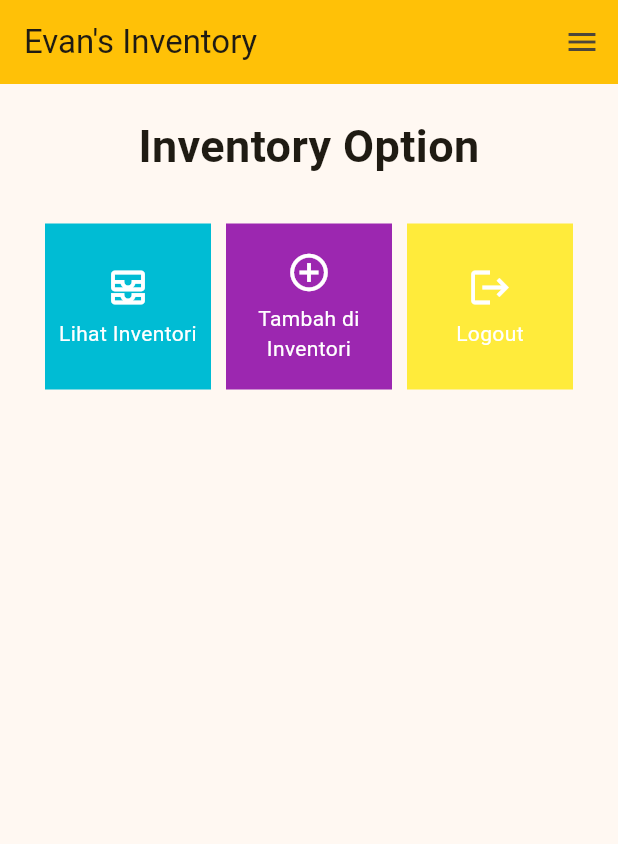
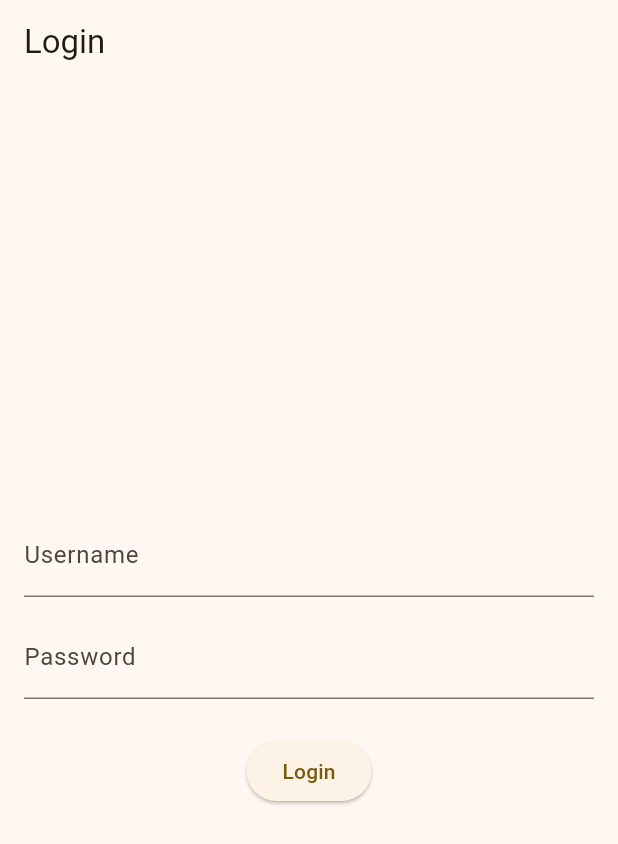
Before and after one commit to DevandraR/flutter_devandra, a Flutter app: the screen it shows after launch, on a phone screen of 412 x 824 dp. Shown: the top 844 px of the screen. Run offline on Flutter 3.47's test engine with Material 2 defaults, Android fonts, the light colour scheme and no system bars; missing offline and left inert: pbp_django_auth.

Commit message:
Tugas 9 Finishing

```diff
--- a/lib/main.dart
+++ b/lib/main.dart
@@ -1,5 +1,8 @@
 import 'package:flutter/material.dart';
+import 'package:flutter_devandra/screens/login.dart';
 import 'package:flutter_devandra/screens/option.dart';
+import 'package:pbp_django_auth/pbp_django_auth.dart';
+import 'package:provider/provider.dart';
 
 void main() {
   runApp(const MyApp());
@@ -11,28 +14,19 @@
   // This widget is the root of your application.
   @override
   Widget build(BuildContext context) {
-    return MaterialApp(
-      title: 'Flutter Demo',
-      theme: ThemeData(
-        // This is the theme of your application.
-        //
-        // TRY THIS: Try running your application with "flutter run". You'll see
-        // the application has a blue toolbar. Then, without quitting the app,
-        // try changing the seedColor in the colorScheme below to Colors.green
-        // and then invoke "hot reload" (save your changes or press the "hot
-        // reload" button in a Flutter-supported IDE, or press "r" if you used
-        // the command line to start the app).
-        //
-        // Notice that the counter didn't reset back to zero; the application
-        // state is not lost during the reload. To reset the state, use hot
-        // restart instead.
-        //
-        // This works for code too, not just values: Most code changes can be
-        // tested with just a hot reload.
-        colorScheme: ColorScheme.fromSeed(seedColor: Colors.amber),
-        useMaterial3: true,
-      ),
-      home: MyHomePage(),
+    return Provider (
+      create: (_) {
+        CookieRequest request = CookieRequest();
+        return request;
+      },
+      child: MaterialApp(
+        title: 'Flutter Demo',
+        theme: ThemeData(
+          colorScheme: ColorScheme.fromSeed(seedColor: Colors.amber),
+          useMaterial3: true,
+        ),
+        home: LoginPage(),
+      )
     );
   }
 }
--- /dev/null
+++ b/lib/screens/login.dart
@@ -0,0 +1,116 @@
+import 'package:flutter_devandra/screens/option.dart';
+import 'package:flutter/material.dart';
+import 'package:pbp_django_auth/pbp_django_auth.dart';
+import 'package:provider/provider.dart';
+
+void main() {
+    runApp(const LoginApp());
+}
+
+class LoginApp extends StatelessWidget {
+const LoginApp({super.key});
+
+@override
+Widget build(BuildContext context) {
+    return MaterialApp(
+        title: 'Login',
+        theme: ThemeData(
+            primarySwatch: Colors.blue,
+    ),
+    home: const LoginPage(),
+    );
+    }
+}
+
+class LoginPage extends StatefulWidget {
+    const LoginPage({super.key});
+
+    @override
+    _LoginPageState createState() => _LoginPageState();
+}
+
+class _LoginPageState extends State<LoginPage> {
+    final TextEditingController _usernameController = TextEditingController();
+    final TextEditingController _passwordController = TextEditingController();
+
+    @override
+    Widget build(BuildContext context) {
+        final request = context.watch<CookieRequest>();
+        return Scaffold(
+            appBar: AppBar(
+                title: const Text('Login'),
+            ),
+            body: Container(
+                padding: const EdgeInsets.all(16.0),
+                child: Column(
+                    mainAxisAlignment: MainAxisAlignment.center,
+                    children: [
+                        TextField(
+                            controller: _usernameController,
+                            decoration: const InputDecoration(
+                                labelText: 'Username',
+                            ),
+                        ),
+                        const SizedBox(height: 12.0),
+                        TextField(
+                            controller: _passwordController,
+                            decoration: const InputDecoration(
+                                labelText: 'Password',
+                            ),
+                            obscureText: true,
+                        ),
+                        const SizedBox(height: 24.0),
+                        ElevatedButton(
+                            onPressed: () async {
+                                String username = _usernameController.text;
+                                String password = _passwordController.text;
+
+                                // Cek kredensial
+                                // TODO: Ganti URL dan jangan lupa tambahkan trailing slash (/) di akhir URL!
+                                // Untuk menyambungkan Android emulator dengan Django pada localhost,
+                                // gunakan URL http://10.0.2.2/
+                                final response = await request.login("http://localhost:8000//auth/login/", {
+                                'username': username,
+                                'password': password,
+                                });
+
+                                if (request.loggedIn) {
+                                    String message = response['message'];
+                                    String uname = response['username'];
+                                    // ignore: use_build_context_synchronously
+                                    Navigator.pushReplacement(
+                                        context,
+                                        MaterialPageRoute(builder: (context) => MyHomePage()),
+                                    );
+                                    ScaffoldMessenger.of(context)
+                                        ..hideCurrentSnackBar()
+                                        ..showSnackBar(
+                                            SnackBar(content: Text("$message Selamat datang, $uname.")));
+                                    } else {
+                                    // ignore: use_build_context_synchronously
+                                    showDialog(
+                                        context: context,
+                                        builder: (context) => AlertDialog(
+                                            title: const Text('Login Gagal'),
+                                            content:
+                                                Text(response['message']),
+                                            actions: [
+                                                TextButton(
+                                                    child: const Text('OK'),
+                                                    onPressed: () {
+                                                        Navigator.pop(context);
+                                                    },
+                                                ),
+                                            ],
+                                        ),
+                                    );
+                                }
+                            },
+                            child: const Text('Login'),
+                        ),
+                    ],
+                ),
+            ),
+        );
+    }
+}
--- a/lib/screens/option.dart
+++ b/lib/screens/option.dart
@@ -1,4 +1,5 @@
 import 'package:flutter/material.dart';
+import 'package:flutter_devandra/screens/list_items.dart';
 import 'package:flutter_devandra/widgets/right_drawer.dart';
 import 'package:flutter_devandra/screens/inv_form.dart';
 import 'package:flutter_devandra/widgets/inv_card.dart';
@@ -71,54 +72,3 @@
         );
     }
 }
-
-
-
-class InvCard extends StatelessWidget {
-  final InvItem item;
-
-  const InvCard(this.item, {super.key}); // Constructor
-
-  @override
-  Widget build(BuildContext context) {
-    return Material(
-      color: item.color,
-      child: InkWell(
-        // Area responsive terhadap sentuhan
-        onTap: () {
-          // Memunculkan SnackBar ketika diklik
-          ScaffoldMessenger.of(context)
-            ..hideCurrentSnackBar()
-            ..showSnackBar(SnackBar(
-                content: Text("Kamu telah menekan tombol ${item.name}!")));
-
-          if (item.name == "Tambah di Inventori") {
-            Navigator.push(context, MaterialPageRoute(builder: (context) => const InvFormPage()));
-          }
-        },
-        child: Container(
-          // Container untuk menyimpan Icon dan Text
-          padding: const EdgeInsets.all(8),
-          child: Center(
-            child: Column(
-              mainAxisAlignment: MainAxisAlignment.center,
-              children: [
-                Icon(
-                  item.icon,
-                  color: Colors.white,
-                  size: 30.0,
-                ),
-                const Padding(padding: EdgeInsets.all(3)),
-                Text(
-                  item.name,
-                  textAlign: TextAlign.center,
-                  style: const TextStyle(color: Colors.white),
-                ),
-              ],
-            ),
-          ),
-        ),
-      ),
-    );
-  }
-}
--- a/pubspec.yaml
+++ b/pubspec.yaml
@@ -35,6 +35,9 @@
   # The following adds the Cupertino Icons font to your application.
   # Use with the CupertinoIcons class for iOS style icons.
   cupertino_icons: ^1.0.2
+  provider: ^6.1.1
+  pbp_django_auth: ^0.4.0
+  http: ^1.1.0
 
 dev_dependencies:
   flutter_test:
```
Also changed, not shown: lib/models/product.dart (added, +61 -0 lines), lib/screens/inv_form.dart (+34 -27 lines), lib/screens/list_items.dart (added, +91 -0 lines), lib/widgets/inv_card.dart (+79 -0 lines), lib/widgets/right_drawer.dart (+12 -0 lines), pubspec.lock, 2 other files.
